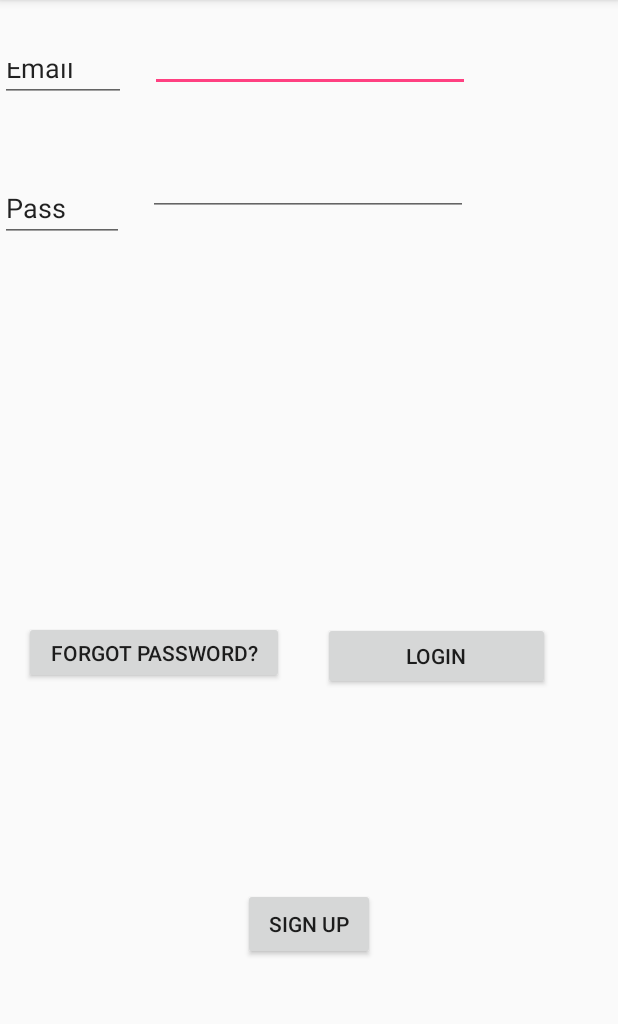
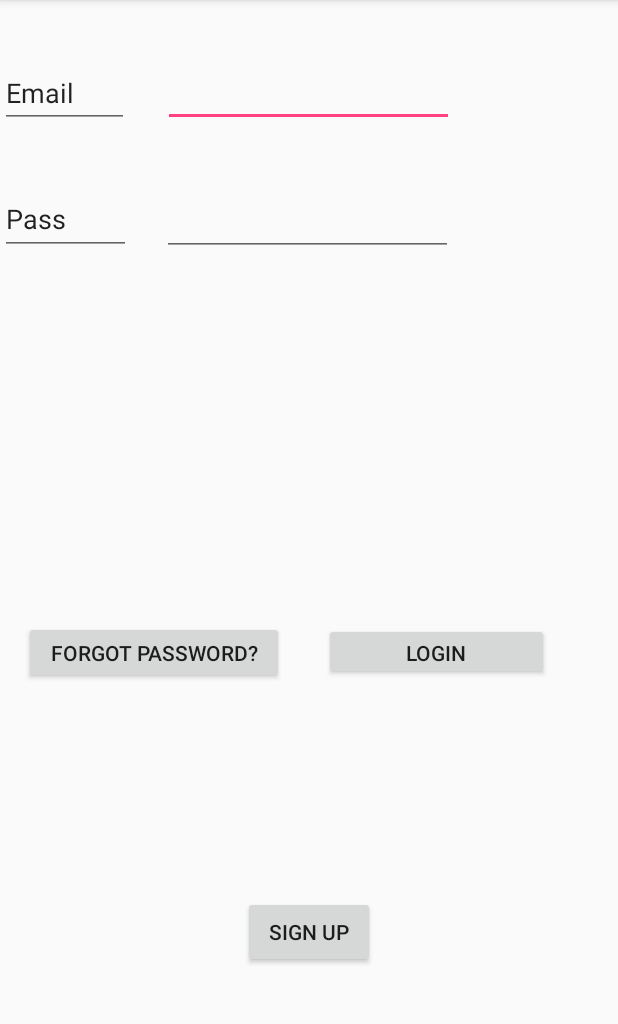
Before and after one commit to dmccrossan/FacialPalsyEvaluator, an Android app: the screen it shows after launch (LoginActivity), on a phone screen of 412 x 824 dp, the part 84-1108 px from its top. Run offline under Robolectric (Android 15) with nearby library versions, the phone set to English and light mode, and no system bars.

Commit message:
2nd commit

```diff
--- a/app/src/main/AndroidManifest.xml
+++ b/app/src/main/AndroidManifest.xml
@@ -17,7 +17,8 @@
             </intent-filter>
         </activity>
         <activity android:name="com.example.daniel.facialpalsyevaluator.HomePageActivity" />
-        <activity android:name="com.example.daniel.facialpalsyevaluator.PatResultsActivity"></activity>
+        <activity android:name="com.example.daniel.facialpalsyevaluator.PatResultsActivity" />
+        <activity android:name="com.example.daniel.facialpalsyevaluator.PatientActivity"></activity>
     </application>
 
 </manifest>
--- a/app/src/main/java/com/example/daniel/facialpalsyevaluator/HomePageActivity.java
+++ b/app/src/main/java/com/example/daniel/facialpalsyevaluator/HomePageActivity.java
@@ -17,6 +17,8 @@ public class HomePageActivity extends AppCompatActivity {
         super.onCreate(savedInstanceState);
         setContentView(R.layout.activity_home_page);
 
+
+
         Patient p = new Patient();
         Log.d("myTag", p.CHI);
     }
--- a/app/src/main/res/layout/activity_login.xml
+++ b/app/src/main/res/layout/activity_login.xml
@@ -8,8 +8,8 @@
 
     <EditText
         android:id="@+id/editText"
-        android:layout_width="wrap_content"
-        android:layout_height="wrap_content"
+        android:layout_width="194dp"
+        android:layout_height="48dp"
         android:layout_marginBottom="16dp"
         android:layout_marginEnd="16dp"
         android:layout_marginLeft="16dp"
@@ -20,15 +20,15 @@
         android:inputType="textEmailAddress"
         app:layout_constraintBottom_toBottomOf="parent"
         app:layout_constraintEnd_toEndOf="parent"
-        app:layout_constraintHorizontal_bias="0.503"
+        app:layout_constraintHorizontal_bias="0.497"
         app:layout_constraintStart_toStartOf="parent"
         app:layout_constraintTop_toTopOf="parent"
-        app:layout_constraintVertical_bias="0.0" />
+        app:layout_constraintVertical_bias="0.03" />
 
     <EditText
         android:id="@+id/searchPatient"
-        android:layout_width="wrap_content"
-        android:layout_height="wrap_content"
+        android:layout_width="194dp"
+        android:layout_height="49dp"
         android:layout_marginBottom="16dp"
         android:layout_marginEnd="7dp"
         android:layout_marginLeft="16dp"
@@ -57,16 +57,15 @@
 
     <Button
         android:id="@+id/loginButton"
-        android:layout_width="151dp"
-        android:layout_height="45dp"
-        android:layout_marginBottom="308dp"
+        android:layout_width="150dp"
+        android:layout_height="38dp"
         android:layout_marginEnd="16dp"
         android:layout_marginLeft="16dp"
         android:layout_marginRight="16dp"
         android:layout_marginStart="16dp"
         android:onClick="login"
         android:text="@string/Login"
-        app:layout_constraintBottom_toBottomOf="parent"
+        app:layout_constraintBaseline_toBaselineOf="@+id/forgotButton"
         app:layout_constraintEnd_toEndOf="parent"
         app:layout_constraintHorizontal_bias="0.26"
         app:layout_constraintStart_toEndOf="@+id/forgotButton" />
@@ -90,39 +89,35 @@
 
     <EditText
         android:id="@+id/emailText"
-        android:layout_width="0dp"
-        android:layout_height="36dp"
-        android:layout_marginBottom="16dp"
+        android:layout_width="86dp"
+        android:layout_height="46dp"
+        android:layout_marginBottom="8dp"
         android:layout_marginEnd="16dp"
         android:layout_marginRight="16dp"
-        android:layout_marginTop="16dp"
+        android:layout_marginTop="8dp"
         android:ems="10"
         android:inputType="textPersonName"
         android:text="Email"
-        app:layout_constraintBottom_toTopOf="@+id/searchPatient"
+        app:layout_constraintBottom_toTopOf="@+id/passwordText"
         app:layout_constraintEnd_toStartOf="@+id/editText"
         app:layout_constraintHorizontal_bias="0.0"
         app:layout_constraintStart_toStartOf="parent"
-        app:layout_constraintTop_toTopOf="@+id/editText"
-        app:layout_constraintVertical_bias="0.0" />
+        app:layout_constraintTop_toTopOf="parent"
+        app:layout_constraintVertical_bias="0.52" />
 
     <EditText
         android:id="@+id/passwordText"
-        android:layout_width="0dp"
-        android:layout_height="39dp"
-        android:layout_marginBottom="40dp"
+        android:layout_width="87dp"
+        android:layout_height="47dp"
         android:layout_marginEnd="16dp"
         android:layout_marginRight="16dp"
-        android:layout_marginTop="16dp"
         android:ems="10"
         android:inputType="textPersonName"
         android:text="Pass"
-        app:layout_constraintBottom_toTopOf="@+id/forgotButton"
+        app:layout_constraintBaseline_toBaselineOf="@+id/searchPatient"
         app:layout_constraintEnd_toStartOf="@+id/searchPatient"
         app:layout_constraintHorizontal_bias="0.0"
-        app:layout_constraintStart_toStartOf="parent"
-        app:layout_constraintTop_toBottomOf="@+id/editText"
-        app:layout_constraintVertical_bias="0.173" />
+        app:layout_constraintStart_toStartOf="parent" />
 
     <android.support.constraint.Guideline
         android:id="@+id/guideline"
--- a/app/src/main/res/values/colors.xml
+++ b/app/src/main/res/values/colors.xml
@@ -3,4 +3,5 @@
     <color name="colorPrimary">#3F51B5</color>
     <color name="colorPrimaryDark">#303F9F</color>
     <color name="colorAccent">#FF4081</color>
+    <color name="textcolor">#FF4081</color>
 </resources>
--- a/app/src/main/res/values/strings.xml
+++ b/app/src/main/res/values/strings.xml
@@ -3,4 +3,5 @@
     <string name="Login">Login</string>
     <string name="forgotPassword">Forgot Password?</string>
     <string name="signup">Sign Up</string>
+    <string name="teststring1">uyfytfj</string>
 </resources>
```
Also changed, not shown: app/src/main/java/com/example/daniel/facialpalsyevaluator/PatResultsActivity.java (+73 -0 lines), app/src/main/java/com/example/daniel/facialpalsyevaluator/PatientActivity.java (added, +37 -0 lines), app/src/main/res/layout/activity_pat_results.xml (+58 -0 lines), app/src/main/res/layout/activity_patient.xml (added, +44 -0 lines).
